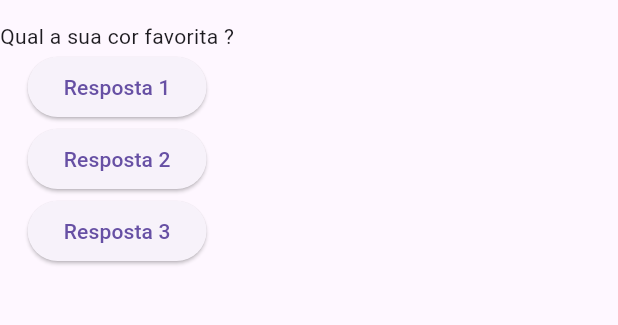
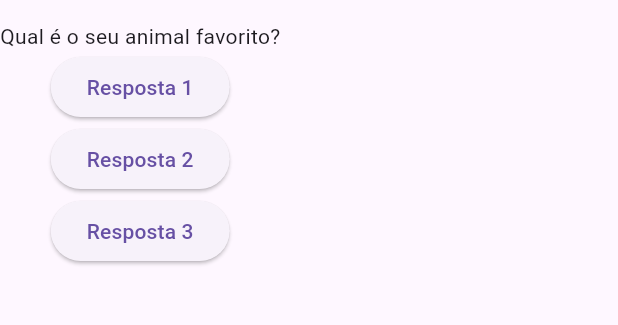
Before and after one commit to jessealvessilva/perguntas, a Flutter app: the screen it shows after launch, after a tap on "Resposta 1", on a phone screen of 412 x 824 dp, the part 63-388 px from its top. Run offline on Flutter 3.47's test engine with Material 3 defaults, Android fonts, the phone set to English and light mode, and no system bars.

Commit message:
Atualizando o estado da aplicação

```diff
--- a/lib/main.dart
+++ b/lib/main.dart
@@ -1,23 +1,28 @@
 import 'package:flutter/material.dart';
 import 'package:flutter/widgets.dart';
 
-main() {
-  runApp(new PerguntaApp());
-}
+// main() {
+//   runApp(new PerguntaApp());
+// }
+void main() => runApp(const PerguntaApp());
 
-class PerguntaApp extends StatelessWidget {
-  const PerguntaApp({super.key});
+class PerguntaAppState extends State<PerguntaApp> {
+  var perguntaSelecionada = 0;
 
   void responder() {
-    print('Pergunta respondida!');
+    setState(() {
+      perguntaSelecionada++;
+    });
+    print(perguntaSelecionada);
   }
 
   @override
   Widget build(BuildContext context) {
-    final pergunta = [
-      "Qual a sua cor favorita ?",
-      "Qual o seu animal favorito ?"
+    final perguntas = [
+      'Qual é a sua cor favorita?',
+      'Qual é o seu animal favorito?',
     ];
+
     return MaterialApp(
       home: Scaffold(
         appBar: AppBar(
@@ -25,18 +30,18 @@ class PerguntaApp extends StatelessWidget {
         ),
         body: Column(
           children: [
-            Text(pergunta[0]),
+            Text(perguntas[perguntaSelecionada]),
             ElevatedButton(
-              onPressed: () => print("Imprimindo agora..."),
-              child: Text('Resposta 1'),
+              onPressed: responder,
+              child: const Text('Resposta 1'),
             ),
             ElevatedButton(
               onPressed: responder,
-              child: Text('Resposta 2'),
+              child: const Text('Resposta 2'),
             ),
             ElevatedButton(
               onPressed: responder,
-              child: Text('Resposta 3'),
+              child: const Text('Resposta 3'),
             ),
           ],
         ),
@@ -44,3 +49,12 @@ class PerguntaApp extends StatelessWidget {
     );
   }
 }
+
+class PerguntaApp extends StatefulWidget {
+  const PerguntaApp({super.key});
+
+  @override
+  PerguntaAppState createState() {
+    return PerguntaAppState();
+  }
+}
```
